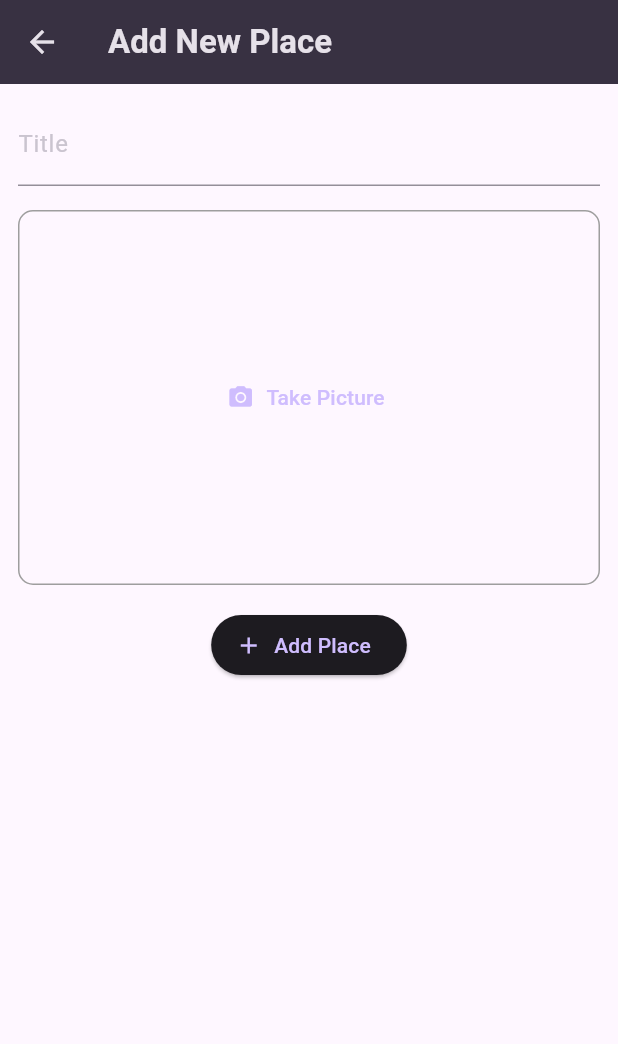
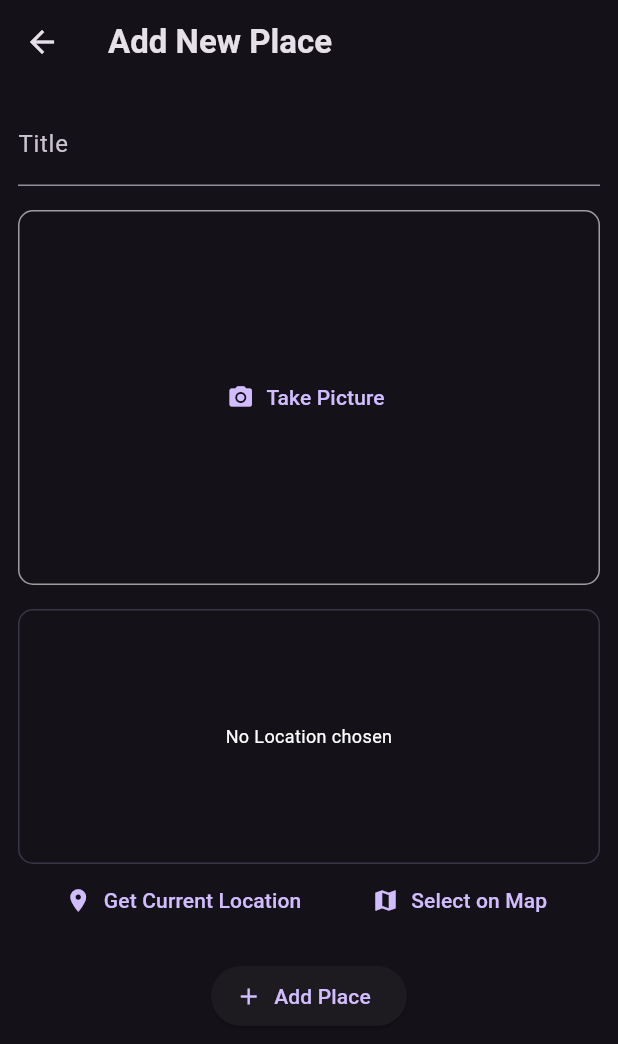
Before and after one commit to Fatah03111995/favorite_place_medium, a Flutter app: the screen it shows after launch, after a tap on the "add" icon, on a phone screen of 412 x 824 dp. Shown: the top 1044 px of the screen. Run offline on Flutter 3.47's test engine with Material 3 defaults, Android fonts, the phone set to English and light mode, and no system bars; our stand-ins replace flutter_riverpod, google_fonts, image_picker, location.

Commit message:
feat : get current location

```diff
--- a/lib/main.dart
+++ b/lib/main.dart
@@ -3,27 +3,6 @@ import 'package:flutter/material.dart';
 import 'package:flutter_riverpod/flutter_riverpod.dart';
 
 import 'package:google_fonts/google_fonts.dart';
-
-final colorScheme = ColorScheme.fromSeed(
-  brightness: Brightness.dark,
-  seedColor: const Color.fromARGB(255, 102, 6, 247),
-  surface: const Color.fromARGB(255, 56, 49, 66),
-);
-
-final theme = ThemeData().copyWith(
-  colorScheme: colorScheme,
-  textTheme: GoogleFonts.ubuntuCondensedTextTheme().copyWith(
-    titleSmall: GoogleFonts.ubuntuCondensed(
-      fontWeight: FontWeight.bold,
-    ),
-    titleMedium: GoogleFonts.ubuntuCondensed(
-      fontWeight: FontWeight.bold,
-    ),
-    titleLarge: GoogleFonts.ubuntuCondensed(
-      fontWeight: FontWeight.bold,
-    ),
-  ),
-);
 
 void main() {
   runApp(
@@ -38,7 +17,19 @@ class MyApp extends StatelessWidget {
   Widget build(BuildContext context) {
     return MaterialApp(
       title: 'Great Places',
-      theme: theme,
+      theme: ThemeData.dark().copyWith(
+        textTheme: GoogleFonts.ubuntuCondensedTextTheme().copyWith(
+          titleSmall: GoogleFonts.ubuntuCondensed(
+            fontWeight: FontWeight.bold,
+          ),
+          titleMedium: GoogleFonts.ubuntuCondensed(
+            fontWeight: FontWeight.bold,
+          ),
+          titleLarge: GoogleFonts.ubuntuCondensed(
+            fontWeight: FontWeight.bold,
+          ),
+        ),
+      ),
       home: const PlacesMainPage(),
     );
   }
--- a/lib/screens/places_add.dart
+++ b/lib/screens/places_add.dart
@@ -2,6 +2,7 @@ import 'dart:io';
 
 import 'package:favorite_place_medium/providers/user_places.dart';
 import 'package:favorite_place_medium/widgets/image_input.dart';
+import 'package:favorite_place_medium/widgets/location_input.dart';
 import 'package:flutter/material.dart';
 import 'package:flutter_riverpod/flutter_riverpod.dart';
 
@@ -54,6 +55,8 @@ class _PlacesAddPageState extends ConsumerState<PlacesAddPage> {
               },
             ),
             const SizedBox(height: 16),
+            LocationInput(),
+            const SizedBox(height: 16),
             ElevatedButton.icon(
                 onPressed: () {
                   _safePlace();
--- /dev/null
+++ b/lib/widgets/location_input.dart
@@ -0,0 +1,101 @@
+import 'package:flutter/material.dart';
+import 'package:location/location.dart';
+
+class LocationInput extends StatefulWidget {
+  const LocationInput({super.key});
+
+  @override
+  State<StatefulWidget> createState() {
+    return _LocationInputState();
+  }
+}
+
+class _LocationInputState extends State<LocationInput> {
+  bool _isGetLocation = false;
+
+  void _getCurrentLocation() async {
+    Location location = Location();
+
+    bool serviceEnabled;
+    PermissionStatus permissionGranted;
+    LocationData locationData;
+
+    serviceEnabled = await location.serviceEnabled();
+    if (!serviceEnabled) {
+      serviceEnabled = await location.requestService();
+      if (!serviceEnabled) {
+        return;
+      }
+    }
+
+    permissionGranted = await location.hasPermission();
+    if (permissionGranted == PermissionStatus.denied) {
+      permissionGranted = await location.requestPermission();
+      if (permissionGranted != PermissionStatus.granted) {
+        return;
+      }
+    }
+
+    setState(() {
+      _isGetLocation = true;
+    });
+
+    locationData = await location.getLocation();
+    print({
+      'acc': locationData.accuracy,
+      'lat': locationData.latitude,
+      'lon': locationData.longitude,
+    });
+
+    setState(() {
+      _isGetLocation = false;
+    });
+  }
+
+  @override
+  Widget build(BuildContext context) {
+    Widget content = _isGetLocation
+        ? const Center(
+            child: CircularProgressIndicator(),
+          )
+        : const Text(
+            'No Location chosen',
+            textAlign: TextAlign.center,
+            style: TextStyle(color: Colors.white, fontSize: 12),
+          );
+
+    return Column(
+      children: [
+        Container(
+          clipBehavior: Clip.hardEdge,
+          height: 170,
+          width: double.infinity,
+          alignment: Alignment.center,
+          decoration: BoxDecoration(
+            borderRadius: BorderRadius.circular(10),
+            border: Border.all(
+              width: 1,
+              color: Theme.of(context).colorScheme.primary.withOpacity(0.2),
+            ),
+          ),
+          child: content,
+        ),
+        Row(
+          mainAxisAlignment: MainAxisAlignment.spaceEvenly,
+          children: [
+            TextButton.icon(
+              onPressed: _getCurrentLocation,
+              icon: const Icon(Icons.location_on),
+              label: const Text('Get Current Location'),
+            ),
+            TextButton.icon(
+              onPressed: () {},
+              icon: const Icon(Icons.map),
+              label: const Text('Select on Map'),
+            )
+          ],
+        ),
+      ],
+    );
+  }
+}
--- a/pubspec.yaml
+++ b/pubspec.yaml
@@ -14,6 +14,7 @@ dependencies:
   riverpod: ^2.5.1
   flutter_riverpod: ^2.5.1
   image_picker: ^1.1.2
+  location: ^7.0.0
 
 dev_dependencies:
   flutter_lints: ^3.0.0
```
Also changed, not shown: pubspec.lock, 2 other files.
